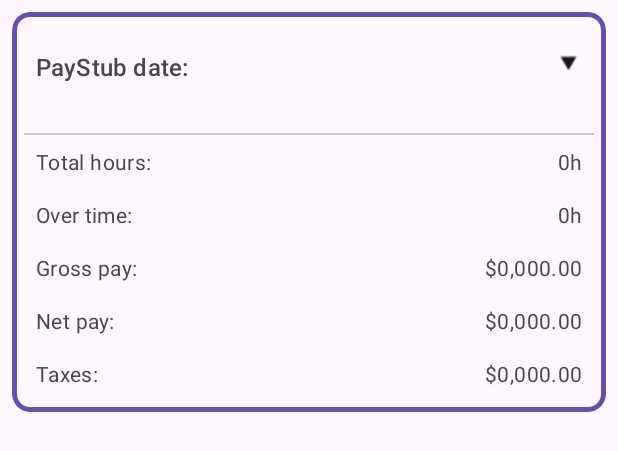
After one commit to masamoe/Optimate, an Android app built with Jetpack Compose: the layout pay_stub_sub_list.xml on its own in the app's theme, with its tools: preview values and no code run, on a phone screen of 412 x 824 dp. The commit adds this screen. Shown: the top 451 px of the screen. Run offline under Robolectric (Android 15) with nearby library versions, the phone set to English and light mode, and no system bars; Roboto replaces fonts that are not available here.

Commit message:
added pay_stub_sub_list.xml, ViewAllPayStubs now works with the proper format

```diff
--- /dev/null
+++ b/app/src/main/res/layout/pay_stub_sub_list.xml
@@ -0,0 +1,205 @@
+<?xml version="1.0" encoding="utf-8"?>
+<LinearLayout xmlns:android="http://schemas.android.com/apk/res/android"
+    android:id="@+id/motherLayout"
+    android:layout_width="match_parent"
+    android:layout_height="match_parent"
+    xmlns:app="http://schemas.android.com/apk/res-auto">
+
+    <com.google.android.material.card.MaterialCardView
+        android:id="@+id/PayStub"
+        android:layout_width="match_parent"
+        android:layout_height="wrap_content"
+        android:layout_margin="8dp"
+        app:strokeColor="@color/dark_purple"
+        app:strokeWidth="3dp">
+
+
+
+
+        <LinearLayout
+            android:layout_width="match_parent"
+            android:layout_height="wrap_content"
+            android:orientation="vertical">
+
+            <LinearLayout
+                android:id="@+id/payStubParentItem"
+                android:layout_width="match_parent"
+                android:layout_height="match_parent"
+                android:layout_marginTop="25dp"
+                android:layout_marginLeft="16dp"
+                android:layout_marginRight="16dp"
+                android:layout_marginBottom="25dp"
+                android:orientation="horizontal">
+                <TextView
+                    android:id="@+id/payStubDate"
+                    android:layout_width="wrap_content"
+                    android:layout_height="wrap_content"
+                    android:layout_weight="1"
+                    android:text="PayStub date:"
+                    android:textAppearance="?attr/textAppearanceTitleMedium"
+                    android:textColor="?android:attr/textColorSecondary" />
+
+                <ImageView
+                    android:id="@+id/arrowIcon"
+                    android:layout_width="wrap_content"
+                    android:layout_height="wrap_content"
+                    android:gravity="end"
+                    android:src="@drawable/arrow_drop_down">
+
+                </ImageView>
+
+
+            </LinearLayout>
+
+
+            <LinearLayout
+
+                android:id="@+id/payStubChildItem"
+                android:layout_width="match_parent"
+                android:layout_height="wrap_content"
+                android:orientation="vertical"
+                android:padding="8dp">
+                <com.google.android.material.divider.MaterialDivider
+                    android:layout_width="match_parent"
+                    android:layout_height="match_parent">
+
+                </com.google.android.material.divider.MaterialDivider>
+
+
+                <LinearLayout
+                    android:layout_width="match_parent"
+                    android:layout_height="match_parent"
+                    android:layout_margin="8dp"
+                    android:orientation="horizontal"
+                    >
+                    <TextView
+                        android:layout_width="wrap_content"
+                        android:layout_height="wrap_content"
+                        android:layout_weight="1"
+                        android:text="Total hours:"
+                        android:textAppearance="?attr/textAppearanceBodyMedium"
+                        android:textColor="?android:attr/textColorSecondary" />
+
+                    <TextView
+                        android:id="@+id/totalHoursPerPayStub"
+                        android:layout_width="wrap_content"
+                        android:layout_height="wrap_content"
+                        android:layout_weight="1"
+                        android:gravity="end"
+                        android:text="0h"
+                        android:textAppearance="?attr/textAppearanceBodyMedium"
+                        android:textColor="?android:attr/textColorSecondary" />
+
+                </LinearLayout>
+                <LinearLayout
+                    android:layout_width="match_parent"
+                    android:layout_height="match_parent"
+                    android:layout_margin="8dp"
+                    android:orientation="horizontal">
+                    <TextView
+                        android:layout_width="wrap_content"
+                        android:layout_height="wrap_content"
+                        android:layout_weight="1"
+                        android:text="Over time:"
+                        android:textAppearance="?attr/textAppearanceBodyMedium"
+                        android:textColor="?android:attr/textColorSecondary" />
+
+                    <TextView
+                        android:id="@+id/overTimePerPayStub"
+                        android:layout_width="wrap_content"
+                        android:layout_height="wrap_content"
+                        android:layout_weight="1"
+                        android:gravity="end"
+                        android:text="0h"
+                        android:textAppearance="?attr/textAppearanceBodyMedium"
+                        android:textColor="?android:attr/textColorSecondary" />
+
+                </LinearLayout>
+                <LinearLayout
+                    android:layout_width="match_parent"
+                    android:layout_height="match_parent"
+                    android:layout_margin="8dp"
+                    android:orientation="horizontal">
+                    <TextView
+                        android:layout_width="wrap_content"
+                        android:layout_height="wrap_content"
+                        android:layout_weight="1"
+                        android:text="Gross pay:"
+                        android:textAppearance="?attr/textAppearanceBodyMedium"
+                        android:textColor="?android:attr/textColorSecondary" />
+
+                    <TextView
+                        android:id="@+id/grossPayPerPayStub"
+                        android:layout_width="wrap_content"
+                        android:layout_height="wrap_content"
+                        android:layout_weight="1"
+                        android:gravity="end"
+                        android:text="$0,000.00"
+                        android:textAppearance="?attr/textAppearanceBodyMedium"
+                        android:textColor="?android:attr/textColorSecondary" />
+
+                </LinearLayout>
+                <LinearLayout
+                    android:layout_width="match_parent"
+                    android:layout_height="match_parent"
+                    android:layout_margin="8dp"
+                    android:orientation="horizontal">
+                    <TextView
+                        android:layout_width="wrap_content"
+                        android:layout_height="wrap_content"
+                        android:layout_weight="1"
+                        android:text="Net pay:"
+                        android:textAppearance="?attr/textAppearanceBodyMedium"
+                        android:textColor="?android:attr/textColorSecondary" />
+
+                    <TextView
+                        android:id="@+id/netPayPerPayStub"
+                        android:layout_width="wrap_content"
+                        android:layout_height="wrap_content"
+                        android:layout_weight="1"
+                        android:gravity="end"
+                        android:text="$0,000.00"
+                        android:textAppearance="?attr/textAppearanceBodyMedium"
+                        android:textColor="?android:attr/textColorSecondary" />
+
+                </LinearLayout>
+                <LinearLayout
+                    android:layout_width="match_parent"
+                    android:layout_height="match_parent"
+                    android:layout_margin="8dp"
+                    android:orientation="horizontal">
+                    <TextView
+                        android:layout_width="wrap_content"
+                        android:layout_height="wrap_content"
+                        android:layout_weight="1"
+                        android:text="Taxes:"
+                        android:textAppearance="?attr/textAppearanceBodyMedium"
+                        android:textColor="?android:attr/textColorSecondary" />
+
+                    <TextView
+                        android:id="@+id/taxesPerPayStub"
+                        android:layout_width="wrap_content"
+                        android:layout_height="wrap_content"
+                        android:layout_weight="1"
+                        android:gravity="end"
+                        android:text="$0,000.00"
+                        android:textAppearance="?attr/textAppearanceBodyMedium"
+                        android:textColor="?android:attr/textColorSecondary" />
+
+                </LinearLayout>
+
+
+
+
+            </LinearLayout>
+
+
+
+
+        </LinearLayout>
+
+    </com.google.android.material.card.MaterialCardView>
+
+
+
+</LinearLayout>
```
Also changed, not shown: app/src/main/java/com/example/optimate/employeeFlow/ViewAllPayStubs.kt (+98 -53 lines), app/src/main/res/layout/activity_view_all_pay_stubs.xml (+4 -5 lines), app/src/main/res/drawable/arrow_drop_down.png (added), app/src/main/res/drawable/arrow_drop_up.png (added).
